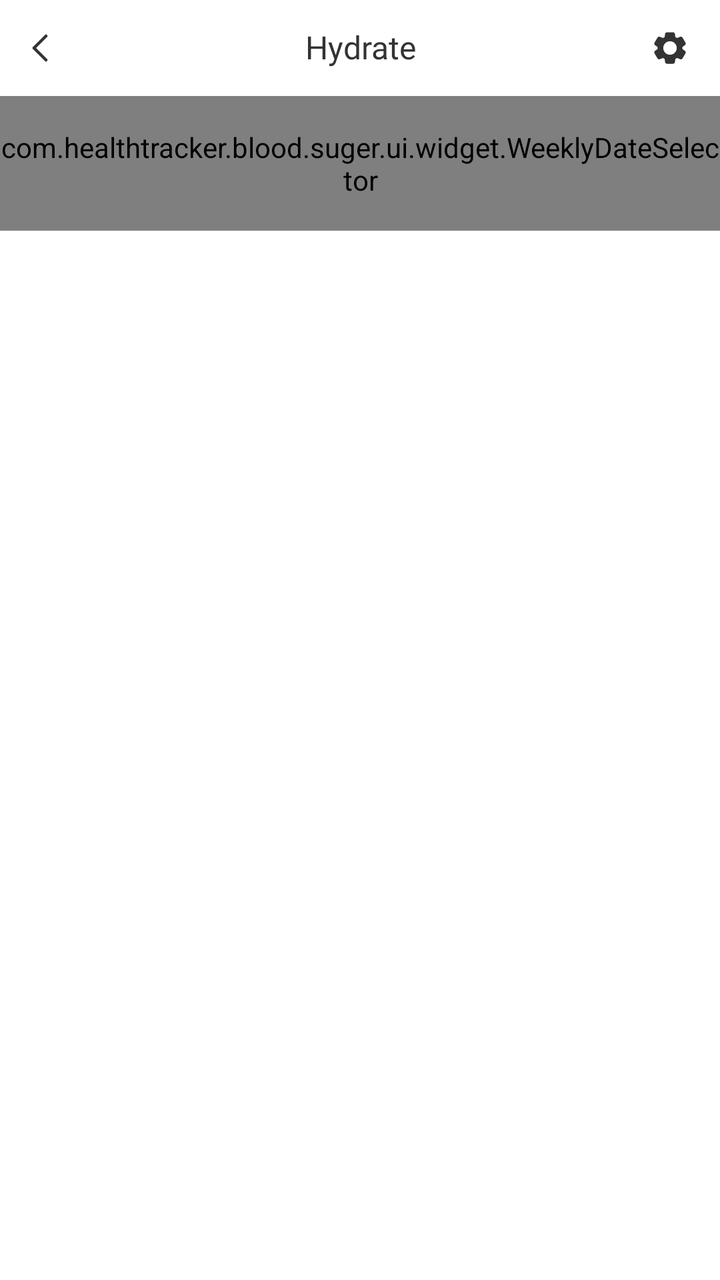
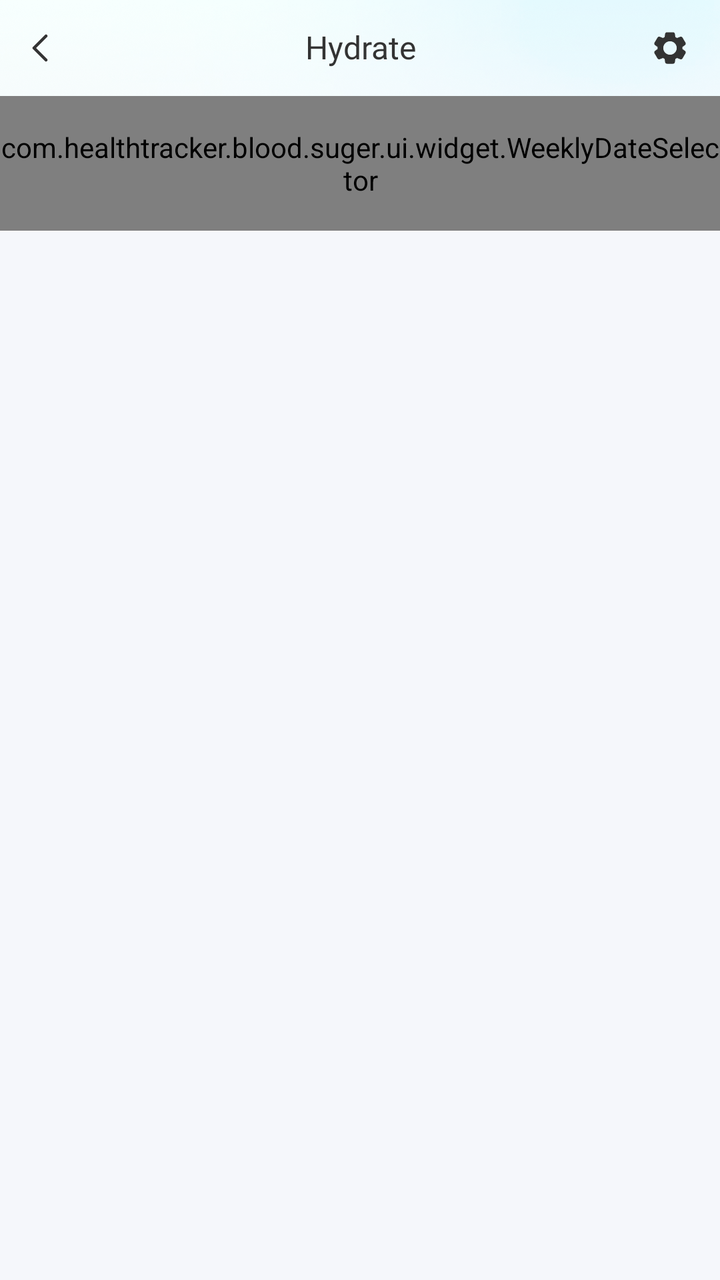

Screens rendered from an Android XML layout before and after an edit, with the pre-edit source and the edit as a unified diff.
<!-- AndroidManifest.xml: application theme AppTheme -->
<!-- res/layout/activity_hydrate.xml -->
<?xml version="1.0" encoding="utf-8"?>
<androidx.constraintlayout.widget.ConstraintLayout xmlns:android="http://schemas.android.com/apk/res/android"
    xmlns:app="http://schemas.android.com/apk/res-auto"
    android:layout_width="match_parent"
    android:layout_height="match_parent"
    xmlns:tools="http://schemas.android.com/tools"
    android:background="@color/white"
    android:clipToPadding="false">

    <androidx.constraintlayout.widget.ConstraintLayout
        android:id="@+id/action_bar"
        android:layout_width="match_parent"
        android:layout_height="@dimen/actionBarSize"
        android:gravity="center_vertical"
        app:layout_constraintEnd_toEndOf="parent"
        app:layout_constraintStart_toStartOf="parent"
        app:layout_constraintTop_toTopOf="parent">

        <androidx.appcompat.widget.AppCompatImageView
            android:id="@+id/btn_back"
            android:layout_width="wrap_content"
            android:layout_height="match_parent"
            android:background="?android:attr/selectableItemBackgroundBorderless"
            android:paddingStart="@dimen/dp_16"
            android:paddingEnd="@dimen/dp_4"
            android:scaleType="center"
            app:layout_constraintBottom_toBottomOf="parent"
            app:layout_constraintStart_toStartOf="parent"
            app:layout_constraintTop_toTopOf="parent"
            app:srcCompat="@drawable/ic_back" />


        <androidx.appcompat.widget.AppCompatTextView
            android:id="@+id/tv_title"
            style="@style/TextViewFont_RobotoBold"
            android:layout_width="0dp"
            android:layout_height="wrap_content"
            android:gravity="center"
            android:includeFontPadding="false"
            android:paddingStart="@dimen/dp_44"
            android:paddingEnd="@dimen/dp_44"
            android:text="@string/hydrate"
            android:textColor="@color/t1"
            android:textSize="@dimen/sp_16"
            app:layout_constraintBottom_toBottomOf="parent"
            app:layout_constraintEnd_toEndOf="parent"
            app:layout_constraintStart_toStartOf="parent"
            app:layout_constraintTop_toTopOf="parent" />

        <androidx.appcompat.widget.AppCompatImageView
            android:id="@+id/iv_setting"
            android:layout_width="@dimen/dp_40"
            android:layout_height="@dimen/dp_40"
            android:layout_marginEnd="@dimen/dp_5"
            android:background="?android:attr/selectableItemBackgroundBorderless"
            android:scaleType="center"
            app:layout_constraintBottom_toBottomOf="parent"
            app:layout_constraintEnd_toEndOf="parent"
            app:layout_constraintTop_toTopOf="parent"
            app:srcCompat="@drawable/ic_setting" />

    </androidx.constraintlayout.widget.ConstraintLayout>

    <com.healthtracker.blood.suger.ui.widget.WeeklyDateSelector
        android:id="@+id/weeklyDateSelector"
        android:layout_width="match_parent"
        android:layout_height="wrap_content"
        android:paddingVertical="@dimen/dp_16"
        app:backgroundCornerRadius="@dimen/dp_21"
        app:customWeekdayNames="@array/week_simple"
        app:horizontalPadding="@dimen/dp_10"
        app:layout_constraintEnd_toEndOf="parent"
        app:layout_constraintStart_toStartOf="parent"
        app:layout_constraintTop_toBottomOf="@id/action_bar"
        app:nextWeeksCount="5001"
        app:previousWeeksCount="5001"
        app:weekStartOnMonday="false" />

    <androidx.recyclerview.widget.RecyclerView
        android:id="@+id/rcyHydrate"
        android:layout_width="match_parent"
        android:layout_height="0dp"
        app:layout_constraintTop_toBottomOf="@id/weeklyDateSelector"
        app:layout_constraintBottom_toBottomOf="parent"
        app:layout_constraintStart_toStartOf="parent"
        app:layout_constraintEnd_toEndOf="parent"/>

    <FrameLayout
        android:id="@+id/loadingOverlay"
        android:layout_width="0dp"
        android:layout_height="0dp"
        android:visibility="gone"
        android:background="#80000000"
        app:layout_constraintTop_toTopOf="parent"
        app:layout_constraintBottom_toBottomOf="parent"
        app:layout_constraintStart_toStartOf="parent"
        app:layout_constraintEnd_toEndOf="parent">

        <com.airbnb.lottie.LottieAnimationView
            android:id="@+id/lottieHydrateLoading"
            android:layout_width="@dimen/dp_84"
            android:layout_height="@dimen/dp_94"
            android:layout_gravity="center"
            app:lottie_fileName="hydrate_loading/data.json"
            app:lottie_imageAssetsFolder="hydrate_loading/images"
            app:lottie_autoPlay="true"
            app:lottie_loop="true"/>

    </FrameLayout>

</androidx.constraintlayout.widget.ConstraintLayout>
<!-- resources referenced by this layout -->
<resources>
  <array name="week_simple">
          <item>Sun</item>
          <item>Mon</item>
          <item>Tue</item>
          <item>Wed</item>
          <item>Thu</item>
          <item>Fri</item>
          <item>Sat</item>
      </array>
  <color name="t1">#333333</color>
  <color name="white">#FFFFFF</color>
  <dimen name="actionBarSize">@dimen/dp_48</dimen>
  <dimen name="dp_10">10dp</dimen>
  <dimen name="dp_16">16dp</dimen>
  <dimen name="dp_21">21dp</dimen>
  <dimen name="dp_4">4dp</dimen>
  <dimen name="dp_40">40dp</dimen>
  <dimen name="dp_44">44dp</dimen>
  <dimen name="dp_5">5dp</dimen>
  <dimen name="dp_84">84dp</dimen>
  <dimen name="dp_94">94dp</dimen>
  <dimen name="sp_16">16sp</dimen>
  <!-- drawable ic_back (drawable) -->
  <vector xmlns:android="http://schemas.android.com/apk/res/android"
      android:width="24dp"
      android:height="24dp"
      android:viewportWidth="24"
      android:viewportHeight="24">
    <path
        android:pathData="M7,18L1,12L7,6"
        android:strokeLineJoin="round"
        android:strokeWidth="1.5"
        android:fillColor="#00000000"
        android:strokeColor="#333333"
        android:strokeLineCap="round"/>
  </vector>
  <string name="hydrate">Hydrate</string>
  <style name="TextViewFont_RobotoBold">
          <item name="android:fontFamily">@font/roboto_bold</item>
          <item name="fontFamily">@font/roboto_bold</item>
      </style>
  <style name="AppTheme" parent="@style/Theme.MaterialComponents.Light.NoActionBar">
          <item name="colorAccent">@color/colorAccent</item>
          <item name="colorControlHighlight">@color/color_tap_ripple</item>
          <item name="colorPrimary">@color/colorPrimary</item>
          <item name="colorPrimaryDark">@color/colorPrimaryDark</item>
          <item name="toolbarNavigationButtonStyle">@style/toolbar_nav_button</item>
          <item name="windowActionBar">false</item>
          <item name="windowNoTitle">true</item>
          <item name="android:windowBackground">@color/bg_window</item>
  
      </style>
  <dimen name="dp_48">48dp</dimen>
  <color name="colorAccent">@color/c5</color>
  <color name="color_tap_ripple">@color/transparent10</color>
  <color name="colorPrimary">@color/c1</color>
  <color name="colorPrimaryDark">@color/c1</color>
  <style name="toolbar_nav_button" parent="@style/Widget.AppCompat.Toolbar.Button.Navigation">
          <item name="android:paddingLeft">@dimen/nav_button_margin</item>
          <item name="android:paddingRight">@dimen/nav_button_margin</item>
          <item name="android:minWidth">56dp</item>
      </style>
  <color name="bg_window">#f8f8f8</color>
  <color name="c5">#02BC77</color>
  <color name="transparent10">#1A000000</color>
  <color name="c1">@color/white</color>
  <dimen name="nav_button_margin">@dimen/dp_16</dimen>
  <!-- unchanged entries left out for length: 1 -->
</resources>

<!-- the commit's change to res/layout/activity_hydrate.xml (unified diff, before → after) -->
@@ -4,8 +4,15 @@
     android:layout_width="match_parent"
     android:layout_height="match_parent"
     xmlns:tools="http://schemas.android.com/tools"
-    android:background="@color/white"
+    android:background="#f5f7fb"
     android:clipToPadding="false">
+
+    <View
+        android:layout_width="match_parent"
+        android:layout_height="0dp"
+        android:background="@mipmap/ic_hydrate_bg"
+        app:layout_constraintTop_toTopOf="parent"
+        app:layout_constraintBottom_toBottomOf="@id/weeklyDateSelector"/>
 
     <androidx.constraintlayout.widget.ConstraintLayout
         android:id="@+id/action_bar"
@@ -74,7 +81,8 @@
         app:layout_constraintTop_toBottomOf="@id/action_bar"
         app:nextWeeksCount="5001"
         app:previousWeeksCount="5001"
-        app:weekStartOnMonday="false" />
+        app:weekStartOnMonday="false"
+        app:dayNumberNormalBackground="@drawable/bg_week_day_white"/>
 
     <androidx.recyclerview.widget.RecyclerView
         android:id="@+id/rcyHydrate"
<!-- resource entries referenced after the edit -->
@@ -22,6 +22,12 @@
   <dimen name="dp_84">84dp</dimen>
   <dimen name="dp_94">94dp</dimen>
   <dimen name="sp_16">16sp</dimen>
+  <!-- drawable bg_week_day_white (drawable) -->
+  <?xml version="1.0" encoding="utf-8"?>
+  <shape xmlns:android="http://schemas.android.com/apk/res/android"
+      android:shape="oval">
+      <solid android:color="@color/white"/>
+  </shape>
   <!-- drawable ic_back (drawable) -->
   <vector xmlns:android="http://schemas.android.com/apk/res/android"
       android:width="24dp"
@@ -36,6 +42,7 @@
         android:strokeColor="#333333"
         android:strokeLineCap="round"/>
   </vector>
+  <!-- mipmap ic_hydrate_bg: png bitmap (mipmap-xxhdpi, 441067 bytes) -->
   <string name="hydrate">Hydrate</string>
   <style name="TextViewFont_RobotoBold">
           <item name="android:fontFamily">@font/roboto_bold</item>
